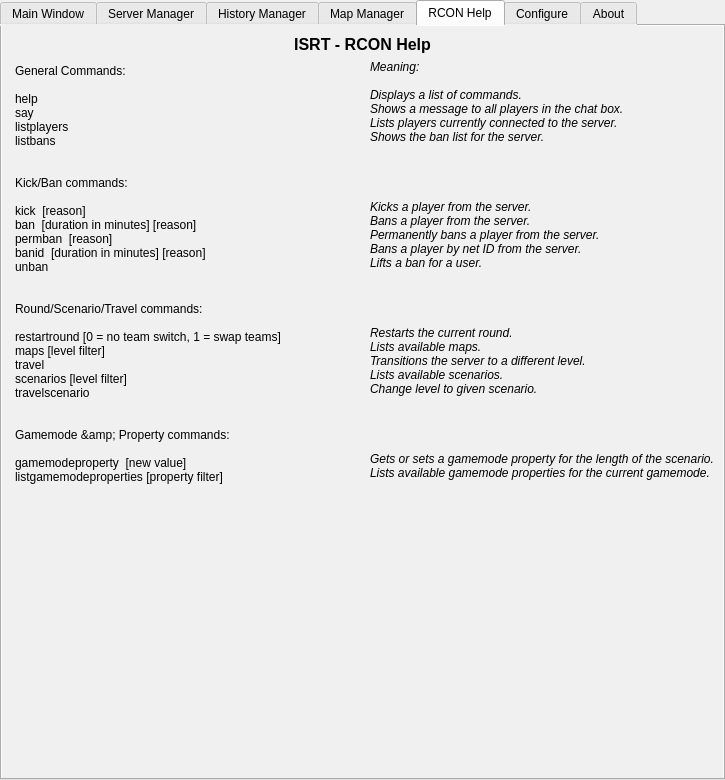
The window that source_files/isrt_main_tabbed_v0.6.ui (sargolin/ISRT-Insurgency-Sandstorm-RCON-TOOL-and-Mapchanger) describes before a commit, drawn with Qt 5.
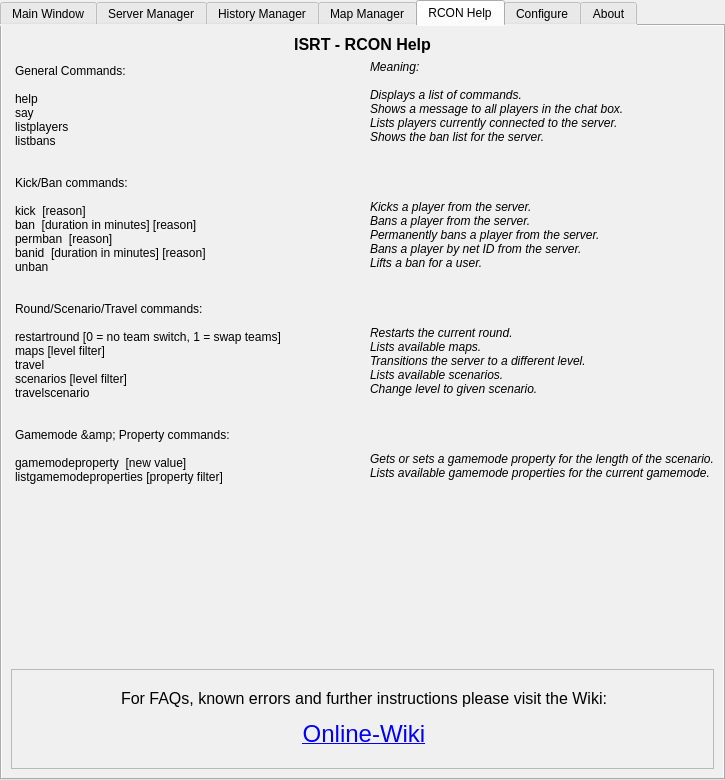
The same window after the commit. The open tabs and pages were chosen to show the change. Icons and pictures are not drawn.

```diff
--- a/source_files/isrt_main_tabbed_v0.6.ui
+++ b/source_files/isrt_main_tabbed_v0.6.ui
@@ -1976,6 +1976,19 @@
       <layout class="QVBoxLayout" name="verticalLayout_12">
        <item>
         <layout class="QVBoxLayout" name="verticalLayout">
+         <item>
+          <spacer name="verticalSpacer_2">
+           <property name="orientation">
+            <enum>Qt::Vertical</enum>
+           </property>
+           <property name="sizeHint" stdset="0">
+            <size>
+             <width>20</width>
+             <height>40</height>
+            </size>
+           </property>
+          </spacer>
+         </item>
          <item>
           <widget class="QLabel" name="helpbody">
            <property name="sizePolicy">
@@ -1996,6 +2009,19 @@
            </property>
           </widget>
          </item>
+         <item>
+          <spacer name="verticalSpacer">
+           <property name="orientation">
+            <enum>Qt::Vertical</enum>
+           </property>
+           <property name="sizeHint" stdset="0">
+            <size>
+             <width>20</width>
+             <height>40</height>
+            </size>
+           </property>
+          </spacer>
+         </item>
          <item>
           <layout class="QHBoxLayout" name="horizontalLayout_9">
            <item>
@@ -2116,6 +2142,54 @@
            </item>
           </layout>
          </item>
+         <item>
+          <widget class="QLabel" name="label_bottom_help">
+           <property name="minimumSize">
+            <size>
+             <width>0</width>
+             <height>100</height>
+            </size>
+           </property>
+           <property name="frameShape">
+            <enum>QFrame::StyledPanel</enum>
+           </property>
+           <property name="text">
+            <string>&lt;html&gt;&lt;head/&gt;&lt;body&gt;&lt;p align=&quot;center&quot;&gt;&lt;span style=&quot; font-size:12pt;&quot;&gt;For FAQs, known errors and further instructions please visit the Wiki:&lt;/span&gt;&lt;/p&gt;&lt;p align=&quot;center&quot;&gt;&lt;a href=&quot;https://github.com/sargolin/ISRT-Insurgency-Sandstorm-RCON-Query-Tool/wiki&quot;&gt;&lt;span style=&quot; font-size:18pt; text-decoration: underline; color:#0000ff;&quot;&gt;Online-Wiki&lt;/span&gt;&lt;/a&gt;&lt;/p&gt;&lt;/body&gt;&lt;/html&gt;</string>
+           </property>
+           <property name="openExternalLinks">
+            <bool>true</bool>
+           </property>
+           <property name="textInteractionFlags">
+            <set>Qt::TextBrowserInteraction</set>
+           </property>
+          </widget>
+         </item>
+         <item>
+          <spacer name="verticalSpacer_4">
+           <property name="orientation">
+            <enum>Qt::Vertical</enum>
+           </property>
+           <property name="sizeHint" stdset="0">
+            <size>
+             <width>20</width>
+             <height>40</height>
+            </size>
+           </property>
+          </spacer>
+         </item>
+         <item>
+          <spacer name="verticalSpacer_3">
+           <property name="orientation">
+            <enum>Qt::Vertical</enum>
+           </property>
+           <property name="sizeHint" stdset="0">
+            <size>
+             <width>20</width>
+             <height>40</height>
+            </size>
+           </property>
+          </spacer>
+         </item>
         </layout>
        </item>
       </layout>
```
Left out of the diff: 20 changed lines with no effect on the pictures.
